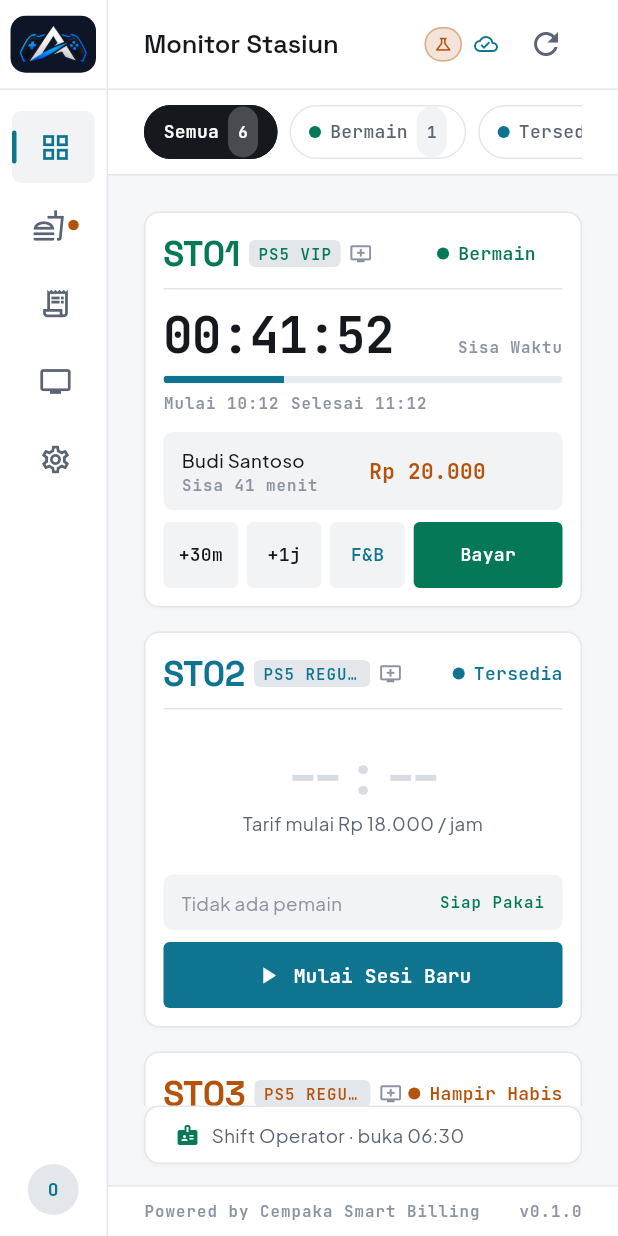
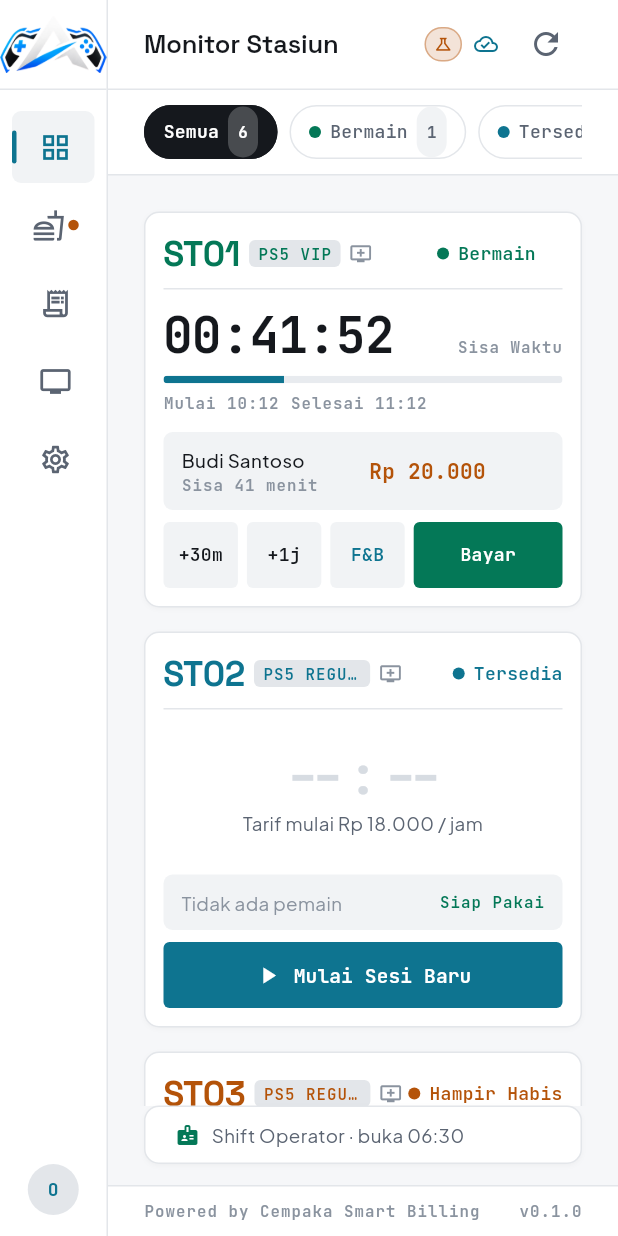
Before and after one commit to rizzdev31/cempaka-smartbiling, a Flutter app: the screen it shows after launch, on a phone screen of 412 x 824 dp. Run offline on Flutter 3.47's test engine with Material 3 defaults, Android fonts, the phone set to English and light mode, and no system bars; our stand-ins replace shared_preferences.

Commit message:
fix(operator-app): tempel logo apa adanya, lepas alas gelapnya
User melaporkan logo tidak muncul, dan minta logonya ditempel tanpa shape.

Logo tidak muncul bukan karena kode. Bundel aset di build/ masih tertanggal
2 Okt 20:44 dan berisi 11 aset font tanpa satu pun gambar: menambah aset baru
butuh flutter run ulang, karena hot reload dan hot restart tidak membangun
bundel aset. Gejalanya terlihat persis seperti path aset yang salah, jadi
dicatat di DEC-017 dan PROGRESS.

Alas navy dilepas, dan ukuran ulang menunjukkan memang tidak diperlukan.
Angka "60% nyaris putih" yang jadi alasan memasang alas itu diukur pada
lockup penuh, yang sebagian besarnya wordmark (80% terang). Emblem yang
benar-benar dipakai: 33% nyaris putih, 56% menengah dan gelap. Stik
kontrolernya gelap dan sapuan birunya pekat, dan keduanya mengelilingi huruf
"A" yang putih -- huruf itu terbentuk oleh tetangganya, bukan oleh kontrasnya
sendiri terhadap latar. Di atas putih tetap terbaca.

Angka yang diukur pada keseluruhan berkas tidak otomatis berlaku untuk bagian
yang benar-benar dipakai.

Token brandPlate dan flag logoNeedsDarkPlate ikut dihapus, tidak disisakan
sebagai abstraksi yang tidak dipakai lagi.

Logo kini setinggi 44 px dengan lebar mengikuti rasio aslinya (~82 px),
sedikit lebih besar daripada versi beralas karena tidak ada lagi padding
kotak yang memakan ruang.

Test diperbarui: mengunci bahwa tidak ada DecoratedBox berwarna, bergaris,
atau bergradasi yang membungkus logo, dan bahwa penanda memakai emblem bukan
lockup penuh.

Tests: 202 lulus, analyze bersih. Kontras kembali 31 pasangan.

Versi tanpa alas belum dilihat di perangkat; pratinjau di
docs/brand/preview-navbar.png diperbarui.

Co-Authored-By: Claude Opus 5 <noreply@anthropic.com>

```diff
--- a/operator-app/lib/core/brand.dart
+++ b/operator-app/lib/core/brand.dart
@@ -53,9 +53,12 @@ class Brand {
   /// Penanda sidebar — **emblem saja**, tanpa wordmark.
   ///
   /// Wordmark-nya sengaja dipotong: di sebelahnya sudah ada nama merek
-  /// sebagai teks, dan dua-duanya bersamaan jadi berulang. Aset ini dipangkas
-  /// dari kiriman asli yang 62%-nya ruang kosong — tanpa itu, logo di dalam
-  /// kotak akan tampil jauh lebih kecil dari ukuran kotaknya.
+  /// sebagai teks, dan dua-duanya bersamaan jadi berulang.
+  ///
+  /// Aset ini juga dipangkas dari kiriman asli yang 62%-nya ruang kosong.
+  /// Tanpa pemangkasan itu, logo tampil jauh lebih kecil dari ruang yang
+  /// diberikan padanya.
+  ///
   /// Getter, bukan konstanta: tipenya harus tetap nullable supaya jalur
   /// monogram di `BrandMark` tidak jadi kode mati. Pelanggan berikutnya bisa
   /// saja dipasang sebelum logonya tersedia.
@@ -63,14 +66,4 @@ class Brand {
 
   /// Lockup penuh (emblem + wordmark) untuk splash dan Tentang nanti.
   static const String logoFullAsset = 'assets/images/logo-amor-full.png';
-
-  /// Logo ini perlu alas gelap.
-  ///
-  /// 60% pikselnya nyaris putih dan wordmark-nya 80% — di atas chrome putih
-  /// aplikasi, logo ini praktis hilang. Alas gelaplah yang membuatnya terbaca,
-  /// sekaligus mengembalikannya ke latar yang memang dirancang untuknya.
-  ///
-  /// Dibuat flag, bukan dipaksakan: logo pelanggan lain bisa saja sudah gelap
-  /// dan justru rusak kalau diberi alas (OD-012).
-  static const bool logoNeedsDarkPlate = true;
 }
--- a/operator-app/lib/core/theme/tokens.dart
+++ b/operator-app/lib/core/theme/tokens.dart
@@ -134,14 +134,6 @@ class AppColors {
 
   /// Checkout. Satu-satunya pemakaian ungu di seluruh aplikasi.
   static const statusCheckout = Color(0xFF7E22CE);
-
-  /// Alas penanda merek — satu-satunya bidang gelap di aplikasi terang ini.
-  ///
-  /// Bukan aksen kedua dan tidak pernah dipakai sebagai warna status: ini
-  /// wadah untuk logo pelanggan, yang biasanya dirancang untuk latar gelap.
-  /// Navy sangat tua, bukan hitam murni — hitam murni membuat logo biru
-  /// terlihat seperti ditempel, navy menyatu dengannya.
-  static const brandPlate = Color(0xFF0E1526);
 
   /// Offline, maintenance, order dibatalkan.
   ///
--- a/operator-app/lib/ui/widgets/brand_mark.dart
+++ b/operator-app/lib/ui/widgets/brand_mark.dart
@@ -6,21 +6,24 @@ import '../../core/theme/tokens.dart';
 
 /// Penanda merek di sidebar: logo pelanggan + namanya.
 ///
+/// Logo ditempel apa adanya — tanpa alas, tanpa bingkai, tanpa kotak warna.
+/// Bentuk logonya sendiri yang jadi bentuknya.
+///
 /// Semua teks dan aset diambil dari [Brand] — tidak ada string merek yang
 /// ditulis di sini. Lihat OD-012: nama dan logo menyesuaikan per pelanggan,
 /// jadi widget ini harus tetap benar tanpa diubah saat mereknya berganti.
 class BrandMark extends StatelessWidget {
-  const BrandMark({super.key, this.showName = true, this.size = 46});
+  const BrandMark({super.key, this.showName = true, this.size = 44});
 
   final bool showName;
 
-  /// Tinggi alas logo. Lebarnya mengikuti, karena emblem merek umumnya
-  /// melebar — dipaksa ke kotak persegi, logo di dalamnya justru mengecil.
+  /// Tinggi logo. Lebarnya mengikuti bentuk aslinya — logo merek jarang
+  /// persegi, dan memaksanya ke kotak membuatnya tampil lebih kecil.
   final double size;
 
   @override
   Widget build(BuildContext context) {
-    final mark = _LogoPlate(size: size);
+    final mark = _Logo(size: size);
 
     if (!showName) return mark;
 
@@ -79,58 +82,47 @@ class BrandMark extends StatelessWidget {
   }
 }
 
-/// Logo di atas alasnya.
+/// Logo apa adanya.
 ///
-/// Alas gelap dipakai kalau [Brand.logoNeedsDarkPlate] — lihat alasannya di
-/// sana. Kalau belum ada aset logo sama sekali, jatuh ke monogram supaya
-/// pemasangan merek baru tidak pernah menampilkan kotak kosong.
-class _LogoPlate extends StatelessWidget {
-  const _LogoPlate({required this.size});
+/// Kalau belum ada aset logo sama sekali, jatuh ke monogram supaya pemasangan
+/// merek baru tidak pernah menampilkan ruang kosong.
+class _Logo extends StatelessWidget {
+  const _Logo({required this.size});
 
   final double size;
 
   @override
   Widget build(BuildContext context) {
     final asset = Brand.logoAsset;
-    final plated = Brand.logoNeedsDarkPlate;
 
-    // Emblem merek melebar, jadi alasnya ikut melebar. Monogram tidak —
-    // satu huruf di alas selebar ini akan terlihat hilang di tengah.
-    final width = asset == null ? size : size * 1.5;
-
-    return Container(
-      width: width,
+    if (asset == null) {
+      return SizedBox(
+        width: size,
         height: size,
-      decoration: BoxDecoration(
-        color: plated ? AppColors.brandPlate : Colors.transparent,
-        borderRadius: BorderRadius.circular(AppRadius.lg),
-      ),
-      alignment: Alignment.center,
-      child: asset == null
-          ? Text(
+        child: Center(
+          child: Text(
             Brand.monogram,
             style: TextStyle(
               fontFamily: AppTypography.heading,
-                fontSize: size * 0.5,
+              fontSize: size * 0.72,
               fontWeight: FontWeight.w700,
-                color: plated ? Colors.white : AppColors.primary,
+              color: AppColors.primary,
               height: 1,
             ),
-            )
-          : Padding(
-              padding: EdgeInsets.symmetric(
-                horizontal: size * 0.16,
-                vertical: size * 0.18,
-              ),
-              child: Image.asset(
-                asset,
-                fit: BoxFit.contain,
-                // Logo merek dipakai di ukuran kecil dan dasarnya besar;
-                // tanpa filter yang baik, garis tipisnya pecah.
-                filterQuality: FilterQuality.medium,
-                semanticLabel: Brand.fullName,
           ),
         ),
       );
     }
+
+    return Image.asset(
+      asset,
+      height: size,
+      // Lebar dibiarkan mengikuti rasio asli logo.
+      fit: BoxFit.contain,
+      // Logo dipakai jauh lebih kecil dari ukuran dasarnya; tanpa filter
+      // yang baik, garis-garis tipisnya pecah.
+      filterQuality: FilterQuality.medium,
+      semanticLabel: Brand.fullName,
+    );
   }
+}
```
Also changed, not shown: docs/brand/preview-navbar.png, 5 other files. Lines whose indentation alone changed are shown as unchanged.
